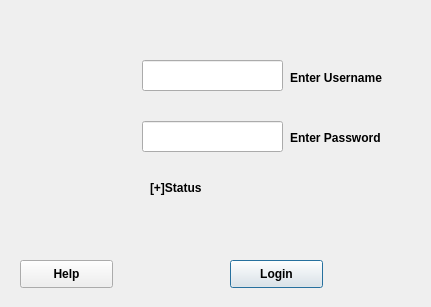
Qt form TicTacToe/loginscene.ui (Amatarasu/A-Team) before a commit.
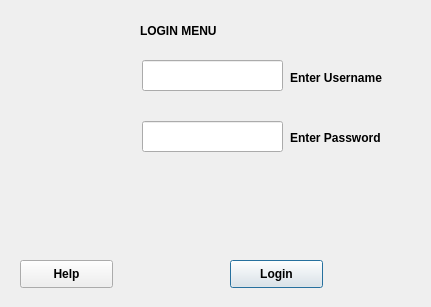
The same form after that commit.

Commit message: just fixed the login and sign in button. still having issues with some of the codes and return errors. And also copy the .dll file and make sure to put it in the build folder.

```diff
--- a/TicTacToe/loginscene.ui
+++ b/TicTacToe/loginscene.ui
@@ -115,10 +115,10 @@
   <widget class="QLabel" name="StatusLabel">
    <property name="geometry">
     <rect>
-     <x>150</x>
-     <y>180</y>
-     <width>55</width>
-     <height>16</height>
+     <x>140</x>
+     <y>20</y>
+     <width>191</width>
+     <height>21</height>
     </rect>
    </property>
    <property name="font">
@@ -128,10 +128,7 @@
     </font>
    </property>
    <property name="text">
-    <string>[+]Status</string>
-   </property>
-   <property name="wordWrap">
-    <bool>true</bool>
+    <string>LOGIN MENU</string>
    </property>
   </widget>
  </widget>
```
Left out of the diff: 6 changed lines with no effect on the pictures. The commit also changes 14 other files.
